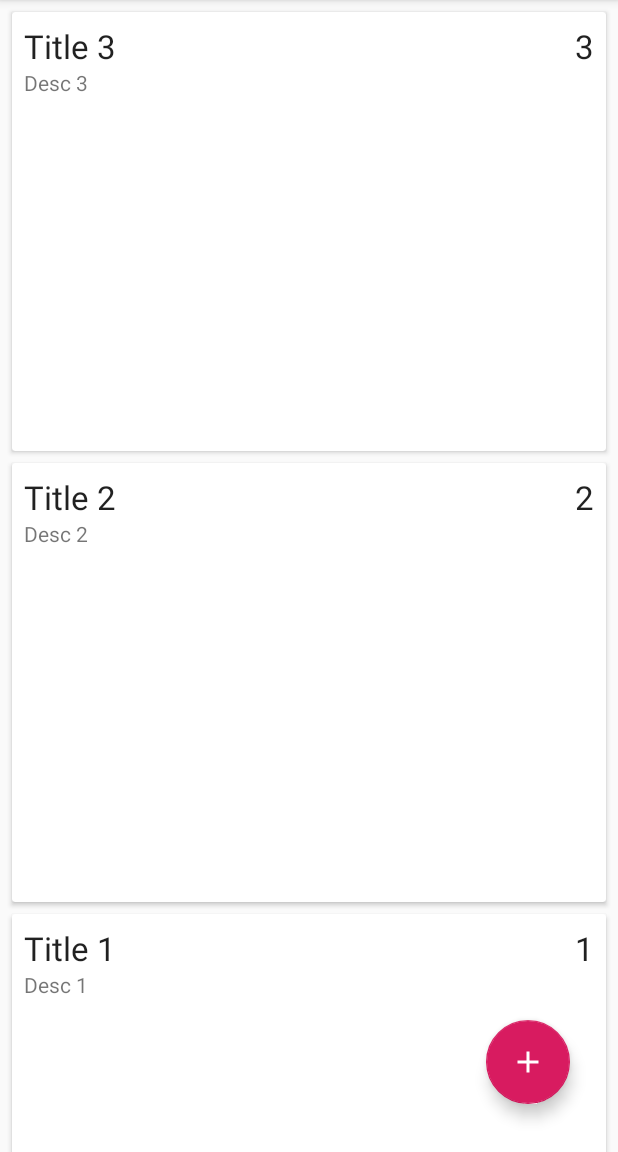
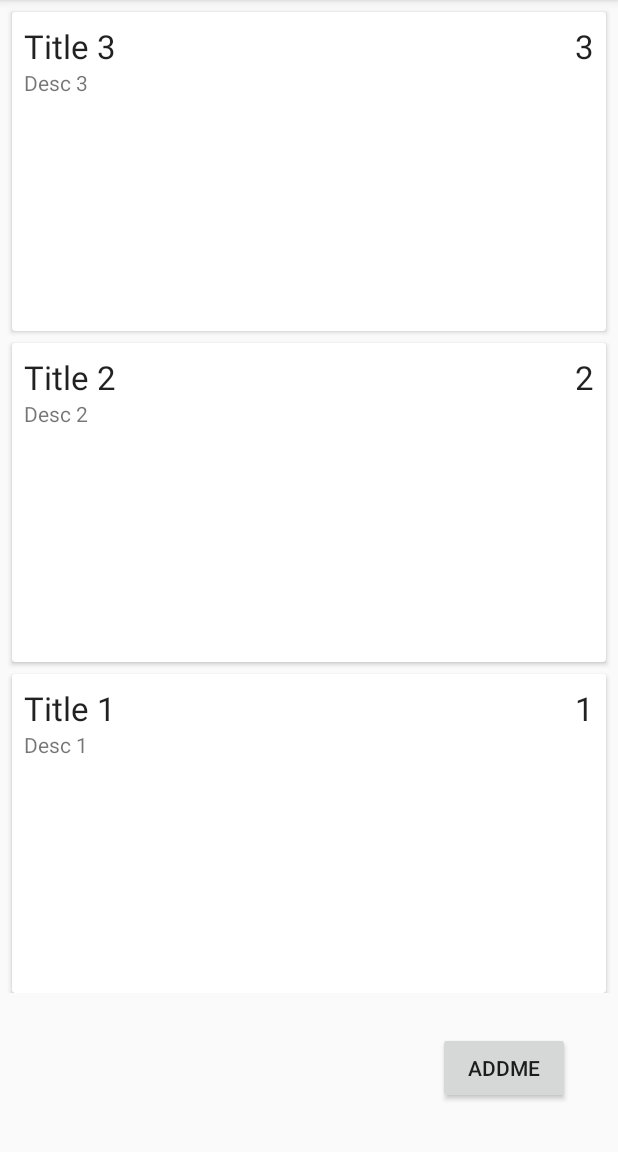
Before and after one commit to ayushgupta2959/SuperNote, an Android app: the screen it shows after launch (MainActivity), on a phone screen of 412 x 824 dp, the part 84-1236 px from its top. Run offline under Robolectric (Android 15) with nearby library versions, the light colour scheme and no system bars; our stand-ins replace Room's generated code.

Commit message:
MainActivity crash solved

```diff
--- a/app/src/main/java/com/ayushgupta2959/supernote/MainActivity.java
+++ b/app/src/main/java/com/ayushgupta2959/supernote/MainActivity.java
@@ -11,13 +11,13 @@ import android.view.Menu;
 import android.view.MenuInflater;
 import android.view.MenuItem;
 import android.view.View;
+import android.widget.Button;
 import android.widget.Toast;
 
 import com.google.android.material.floatingactionbutton.FloatingActionButton;
 
 import java.io.ByteArrayOutputStream;
 import java.util.List;
-
 import androidx.annotation.NonNull;
 import androidx.annotation.Nullable;
 import androidx.lifecycle.Observer;
@@ -36,7 +36,7 @@ public class MainActivity extends AppCompatActivity {
         super.onCreate(savedInstanceState);
         setContentView(R.layout.activity_main);
 
-        FloatingActionButton buttonAddNote = findViewById(R.id.button_add_note);
+        Button buttonAddNote = findViewById(R.id.button_add_note);
         buttonAddNote.setOnClickListener(new View.OnClickListener() {
             @Override
             public void onClick(View v) {
--- a/app/src/main/java/com/ayushgupta2959/supernote/NoteAdapter.java
+++ b/app/src/main/java/com/ayushgupta2959/supernote/NoteAdapter.java
@@ -65,7 +65,7 @@ public class NoteAdapter extends RecyclerView.Adapter<NoteAdapter.NoteHolder> {
             textViewTitle = itemView.findViewById(R.id.text_view_title);
             textViewDescription = itemView.findViewById(R.id.text_view_description);
             textViewPriority = itemView.findViewById(R.id.text_view_priority);
-            imageView = itemView.findViewById(R.id.imageView);
+            imageView = itemView.findViewById(R.id.addImageView);
 
             itemView.setOnClickListener(new View.OnClickListener() {
                 @Override
--- a/app/src/main/res/layout/activity_add_note.xml
+++ b/app/src/main/res/layout/activity_add_note.xml
@@ -37,6 +37,7 @@
     </NumberPicker>
 
     <ImageView
+        android:id="@+id/imageView"
         android:layout_width="134dp"
         android:layout_height="162dp"
 
--- a/app/src/main/res/layout/activity_main.xml
+++ b/app/src/main/res/layout/activity_main.xml
@@ -12,8 +12,9 @@
         android:layout_height="wrap_content"
         tools:listitems="@layout/note_item" />
 
-    <com.google.android.material.floatingactionbutton.FloatingActionButton
+    <Button
         android:id="@+id/button_add_note"
+        android:text="addME"
         android:layout_width="wrap_content"
         android:layout_height="wrap_content"
         android:src="@drawable/ic_add"
--- a/app/src/main/res/layout/note_item.xml
+++ b/app/src/main/res/layout/note_item.xml
@@ -41,11 +41,11 @@
             android:text="Description"/>
 
         <ImageView
-            android:id="@+id/imageView"
+            android:id="@+id/addImageView"
             android:layout_width="108dp"
             android:layout_height="101dp"
             android:layout_alignParentTop="true"
-            android:layout_marginTop="175dp" />
+            android:layout_marginTop="95dp" />
     </RelativeLayout>
 
 </androidx.cardview.widget.CardView>
```
